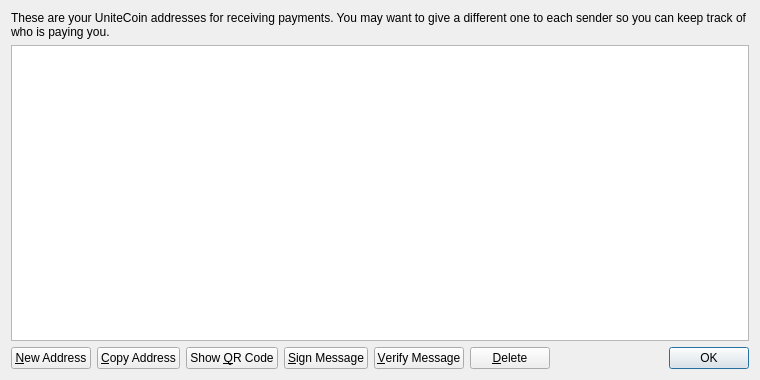
Before: the Qt Designer form src/qt/forms/addressbookpage.ui in chrysophylax69/Unitecoin, drawn with Qt 5.
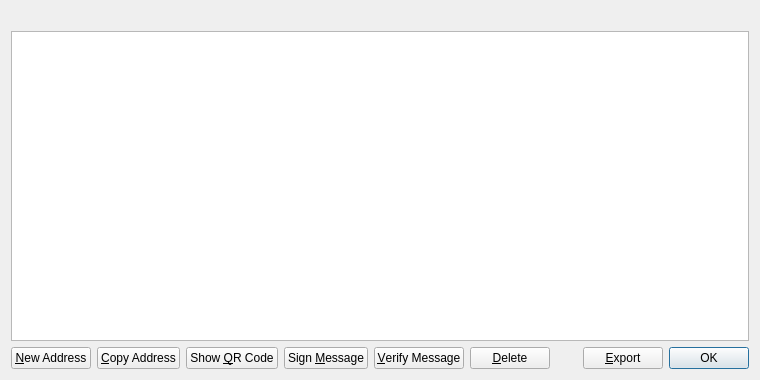
After: the same form once the commit is applied. Icons and pictures are not drawn.

What changed in the file:
```diff
--- a/src/qt/forms/addressbookpage.ui
+++ b/src/qt/forms/addressbookpage.ui
@@ -16,9 +16,6 @@
   <layout class="QVBoxLayout" name="verticalLayout">
    <item>
     <widget class="QLabel" name="labelExplanation">
-     <property name="text">
-      <string>These are your UniteCoin addresses for receiving payments. You may want to give a different one to each sender so you can keep track of who is paying you.</string>
-     </property>
      <property name="textFormat">
       <enum>Qt::PlainText</enum>
      </property>
@@ -102,7 +99,7 @@
         <string>Sign a message to prove you own a Bitcoin address</string>
        </property>
        <property name="text">
-        <string>&amp;Sign Message</string>
+        <string>Sign &amp;Message</string>
        </property>
        <property name="icon">
         <iconset resource="../bitcoin.qrc">
@@ -151,6 +148,20 @@
        </property>
       </spacer>
      </item>
+     <item>
+      <widget class="QPushButton" name="exportButton">
+       <property name="toolTip">
+        <string>Export the data in the current tab to a file</string>
+       </property>
+       <property name="text">
+        <string>&amp;Export</string>
+       </property>
+       <property name="icon">
+        <iconset resource="../bitcoin.qrc">
+         <normaloff>:/icons/export</normaloff>:/icons/export</iconset>
+       </property>
+      </widget>
+     </item>
      <item>
       <widget class="QDialogButtonBox" name="buttonBox">
        <property name="sizePolicy">
```
Left out of the diff: 12 changed lines with no effect on the pictures.
